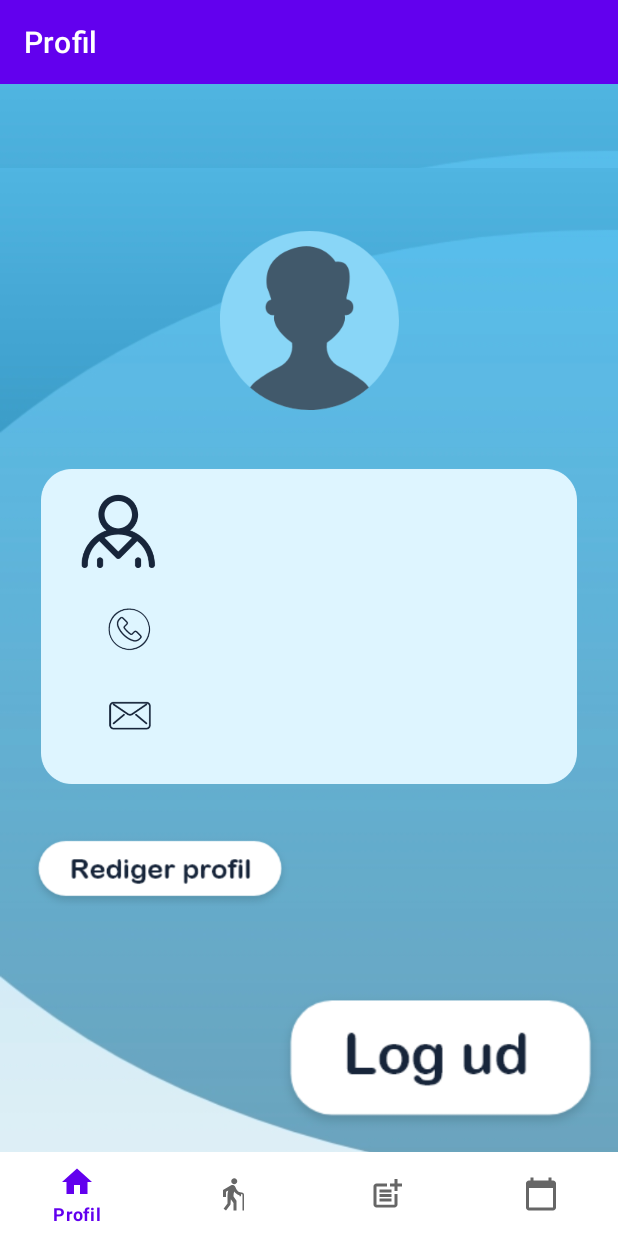
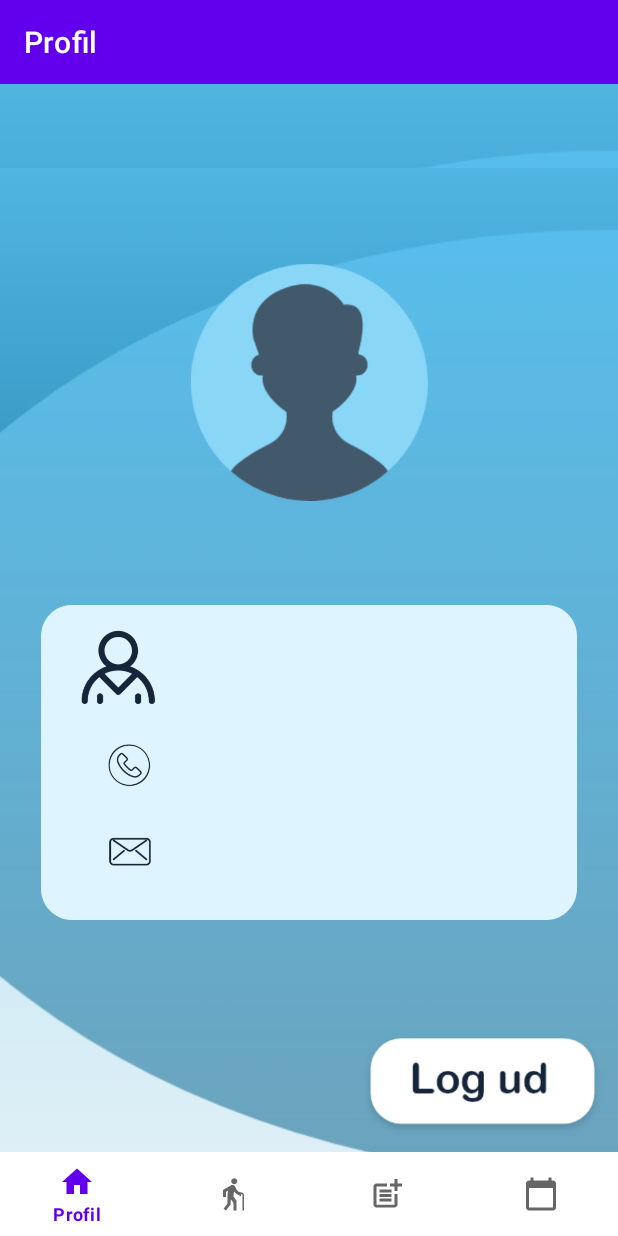
Before and after one commit to AnneLindberg/WilmaCareFireBase, an Android app: the screen it shows after launch once a user with an empty profile is signed in (MainActivity), on a phone screen of 412 x 824 dp. Run offline under Robolectric (Android 15) with nearby library versions, the phone set to English and light mode, and no system bars; our stand-ins replace Firebase (no records; nobody signed in at launch, a user with empty details on screens opened directly), navigation-ui; libraries missing offline, so code that uses them is left out: com.firebase.ui; Roboto replaces fonts that are not available here.

Commit message:
changed a few things

```diff
--- a/app/src/main/AndroidManifest.xml
+++ b/app/src/main/AndroidManifest.xml
@@ -20,6 +20,7 @@
         <activity android:name=".login.Login" />
         <activity android:name=".ui.dashboard.AddPostFragment"/>
         <activity android:name=".ui.calender.AddCalenderPost"/>
+        <activity android:name=".ui.aboutResident.AboutResidentFragment"/>
 
         <activity android:name=".login.Register">
             <intent-filter>
--- a/app/src/main/java/com/example/wilmacarefirebase/data/WilmaRepository.java
+++ b/app/src/main/java/com/example/wilmacarefirebase/data/WilmaRepository.java
@@ -90,7 +90,7 @@ public class WilmaRepository {
             @Override
             public void onComplete(@NonNull @NotNull Task<QuerySnapshot> task) {
                 if(task.isSuccessful()){
-                   // onFireStoreTaskCompleteResident.residentDataAdded(task.getResult().toObjects(Resident.class));
+//                    onFireStoreTaskCompleteResident.residentDataAdded(task.getResult().toObjects(Resident.class));
                 }
             }
         });
--- a/app/src/main/java/com/example/wilmacarefirebase/login/EditProfile.java
+++ b/app/src/main/java/com/example/wilmacarefirebase/login/EditProfile.java
@@ -63,6 +63,12 @@ public class EditProfile extends AppCompatActivity {
         saveBtn = findViewById(R.id.saveProfileInfo);
 
 
+        saveBtn.setOnClickListener(new View.OnClickListener() {
+            @Override
+            public void onClick(View view) {
+
+            }
+        });
     }
 
 
--- a/app/src/main/java/com/example/wilmacarefirebase/ui/MainActivity.java
+++ b/app/src/main/java/com/example/wilmacarefirebase/ui/MainActivity.java
@@ -1,27 +1,17 @@
 package com.example.wilmacarefirebase.ui;
 
-import android.content.Intent;
 import android.os.Bundle;
-import android.view.View;
-import android.widget.EditText;
-import android.widget.TextView;
-
 import androidx.appcompat.app.AppCompatActivity;
-import androidx.lifecycle.ViewModelProvider;
 import androidx.navigation.NavController;
 import androidx.navigation.Navigation;
 import androidx.navigation.ui.AppBarConfiguration;
 import androidx.navigation.ui.NavigationUI;
 
 import com.example.wilmacarefirebase.R;
-import com.example.wilmacarefirebase.login.Login;
 import com.google.android.material.bottomnavigation.BottomNavigationView;
-import com.google.firebase.auth.FirebaseAuth;
 
 public class MainActivity extends AppCompatActivity {
-    private EditText messageEditText;
-    private TextView messageTextView;
-    private TextView welcomeMessage;
+
 
     @Override
     protected void onCreate(Bundle savedInstanceState) {
--- a/app/src/main/java/com/example/wilmacarefirebase/ui/dashboard/AddPostFragment.java
+++ b/app/src/main/java/com/example/wilmacarefirebase/ui/dashboard/AddPostFragment.java
@@ -23,7 +23,6 @@ import java.util.UUID;
 public class AddPostFragment extends AppCompatActivity {
 
     private CollectionReference collectionReference;
-    private AddPostViewModel viewModel;
     private EditText editTextDescription, editTextUserName, editTextTitle;
     private ImageView photoView;
     private Button buttonAddPost;
--- a/app/src/main/java/com/example/wilmacarefirebase/ui/home/HomeFragment.java
+++ b/app/src/main/java/com/example/wilmacarefirebase/ui/home/HomeFragment.java
@@ -14,10 +14,12 @@ import androidx.lifecycle.Observer;
 import androidx.lifecycle.ViewModelProvider;
 
 import com.example.wilmacarefirebase.R;
+import com.example.wilmacarefirebase.login.EditProfile;
 import com.example.wilmacarefirebase.login.Login;
 import com.google.firebase.auth.FirebaseAuth;
 import com.google.firebase.auth.FirebaseUser;
 import com.google.firebase.firestore.FirebaseFirestore;
+import com.google.firebase.storage.FirebaseStorage;
 import com.google.firebase.storage.StorageReference;
 
 import org.jetbrains.annotations.NotNull;
@@ -29,10 +31,9 @@ public class HomeFragment extends Fragment {
     private HomeViewModel viewModel;
     private static final int GALLERY_INTENT_CODE = 1023;
     TextView displayname, email, phonenumber;
-    FirebaseAuth firebaseAuth;
     FirebaseFirestore firebaseFirestore;
     String userId;
-    ImageView btnLogOut;
+    ImageView btnLogOut, changeProfile;
     FirebaseUser user;
     ImageView profileImage;
     StorageReference storageReference;
@@ -47,19 +48,24 @@ public class HomeFragment extends Fragment {
         displayname = root.findViewById(R.id.profileName);
         email = root.findViewById(R.id.profileEmail);
         btnLogOut = root.findViewById(R.id.btnLogOut);
+       // changeProfile = root.findViewById(R.id.changeProfile);
+
+
+
 
         FirebaseAuth.getInstance().addAuthStateListener(new FirebaseAuth.AuthStateListener() {
             @Override
             public void onAuthStateChanged(@NonNull @NotNull FirebaseAuth firebaseAuth) {
                 userId = firebaseAuth.getCurrentUser().getUid();
-                FirebaseUser user = firebaseAuth.getCurrentUser();
+                firebaseAuth = FirebaseAuth.getInstance();
+                firebaseFirestore = FirebaseFirestore.getInstance();
+                user = firebaseAuth.getCurrentUser();
+                storageReference = FirebaseStorage.getInstance().getReference();
                 displaynamets = Objects.requireNonNull(firebaseAuth.getCurrentUser()).getDisplayName();
-                phonenumberts = firebaseAuth.getCurrentUser().getPhoneNumber();
-                phonenumberts = user.getPhoneNumber();
-                displaynamets = user.getDisplayName();
 
-                phonenumber.setText(phonenumberts);
-                displayname.setText(displaynamets);
+
+                phonenumber.setText(user.getPhoneNumber());
+                displayname.setText(user.getDisplayName());
                 email.setText(user.getEmail());
             }
         });
@@ -73,6 +79,8 @@ public class HomeFragment extends Fragment {
                 }
             });
 
+
+
         return root;
 }
 
--- a/app/src/main/res/layout/fragment_home.xml
+++ b/app/src/main/res/layout/fragment_home.xml
@@ -10,10 +10,10 @@
 
         <ImageView
             android:id="@+id/profileImage"
-            android:layout_width="191dp"
+            android:layout_width="158dp"
             android:layout_height="0dp"
-            android:layout_marginTop="42dp"
-            android:layout_marginBottom="76dp"
+            android:layout_marginTop="2dp"
+            android:layout_marginBottom="44dp"
             app:layout_constraintBottom_toTopOf="@+id/profileName"
             app:layout_constraintEnd_toEndOf="parent"
             app:layout_constraintStart_toStartOf="parent"
@@ -24,73 +24,60 @@
             android:id="@+id/imageView7"
             android:layout_width="0dp"
             android:layout_height="210dp"
-            android:layout_marginStart="13dp"
-            android:layout_marginLeft="13dp"
-            android:layout_marginEnd="13dp"
-            android:layout_marginRight="13dp"
+            android:layout_marginStart="12dp"
+            android:layout_marginLeft="12dp"
+            android:layout_marginTop="7dp"
+            android:layout_marginEnd="12dp"
+            android:layout_marginRight="12dp"
             android:src="@drawable/info"
-            app:layout_constraintBottom_toTopOf="@+id/changeProfile"
             app:layout_constraintEnd_toEndOf="parent"
-            app:layout_constraintStart_toStartOf="parent" />
+            app:layout_constraintStart_toStartOf="parent"
+            app:layout_constraintTop_toBottomOf="@+id/profileImage" />
+
+        <TextView
+            android:id="@+id/profileEmail"
+            android:layout_width="wrap_content"
+            android:layout_height="wrap_content"
+            android:layout_marginBottom="101dp"
+            android:text="Your Email Address"
+            android:textSize="16sp"
+            android:textStyle="bold"
+            app:layout_constraintBottom_toTopOf="@+id/btnLogOut"
+            app:layout_constraintStart_toStartOf="@+id/profilePhone"
+            app:layout_constraintTop_toBottomOf="@+id/profilePhone" />
 
         <TextView
             android:id="@+id/profileName"
             android:layout_width="wrap_content"
             android:layout_height="wrap_content"
-            android:layout_marginStart="110dp"
-            android:layout_marginLeft="110dp"
-            android:layout_marginEnd="111dp"
-            android:layout_marginRight="111dp"
-            android:layout_marginBottom="34dp"
+            android:layout_marginStart="1dp"
+            android:layout_marginLeft="1dp"
+            android:layout_marginBottom="36dp"
             android:text="Your Name"
             android:textSize="16sp"
             android:textStyle="bold"
             app:layout_constraintBottom_toTopOf="@+id/profilePhone"
-            app:layout_constraintEnd_toEndOf="@+id/profileImage"
-            app:layout_constraintStart_toStartOf="parent"
+            app:layout_constraintStart_toStartOf="@+id/profilePhone"
             app:layout_constraintTop_toBottomOf="@+id/profileImage" />
-
-
-        <ImageView
-            android:id="@+id/changeProfile"
-            android:layout_width="180dp"
-            android:layout_height="0dp"
-            android:layout_marginStart="3dp"
-            android:layout_marginLeft="3dp"
-            android:layout_marginBottom="8dp"
-            android:src="@drawable/btn_redigerprofil"
-            app:layout_constraintBottom_toTopOf="@+id/btnLogOut"
-            app:layout_constraintStart_toStartOf="@+id/imageView7"
-            app:layout_constraintTop_toBottomOf="@+id/profileEmail" />
 
         <TextView
             android:id="@+id/profilePhone"
             android:layout_width="wrap_content"
             android:layout_height="wrap_content"
-            android:layout_marginBottom="34dp"
+            android:layout_marginStart="110dp"
+            android:layout_marginLeft="110dp"
+            android:layout_marginBottom="35dp"
             android:text="Phone Number"
             android:textSize="16sp"
             android:textStyle="bold"
             app:layout_constraintBottom_toTopOf="@+id/profileEmail"
-            app:layout_constraintStart_toStartOf="@+id/profileName"
+            app:layout_constraintStart_toStartOf="parent"
             app:layout_constraintTop_toBottomOf="@+id/profileName" />
-
-        <TextView
-            android:id="@+id/profileEmail"
-            android:layout_width="wrap_content"
-            android:layout_height="wrap_content"
-            android:layout_marginBottom="39dp"
-            android:text="Your Email Address"
-            android:textSize="16sp"
-            android:textStyle="bold"
-            app:layout_constraintBottom_toTopOf="@+id/changeProfile"
-            app:layout_constraintStart_toStartOf="@+id/profilePhone"
-            app:layout_constraintTop_toBottomOf="@+id/profilePhone" />
 
         <ImageView
             android:id="@+id/btnLogOut"
-            android:layout_width="222dp"
-            android:layout_height="0dp"
+            android:layout_width="166dp"
+            android:layout_height="90dp"
             android:layout_marginEnd="7dp"
             android:layout_marginRight="7dp"
             android:layout_marginBottom="55dp"
@@ -98,7 +85,7 @@
             android:src="@drawable/btn_logout"
             app:layout_constraintBottom_toBottomOf="parent"
             app:layout_constraintEnd_toEndOf="parent"
-            app:layout_constraintTop_toBottomOf="@+id/changeProfile" />
+            app:layout_constraintTop_toBottomOf="@+id/profileEmail" />
 
 
 </androidx.constraintlayout.widget.ConstraintLayout>
```
Also changed, not shown: app/src/main/java/com/example/wilmacarefirebase/data/DashPostAdapter.java (+7 -7 lines), app/src/main/java/com/example/wilmacarefirebase/data/WilmaCareDao.java (deleted, +0 -120 lines), app/src/main/java/com/example/wilmacarefirebase/ui/aboutResident/AboutResidentFragment.java (+25 -3 lines), app/src/main/java/com/example/wilmacarefirebase/ui/dashboard/AddPostViewModel.java (deleted, +0 -20 lines), app/src/main/java/com/example/wilmacarefirebase/ui/resident/ResidentFragment.java (+12 -16 lines), app/src/main/res/layout/activity_login.xml (+10 -22 lines), app/src/main/res/layout/activity_register.xml (+8 -17 lines), app/src/main/res/layout/fragment_about_resident.xml (+30 -65 lines), app/src/main/res/layout/user_display_post.xml (+0 -11 lines).
